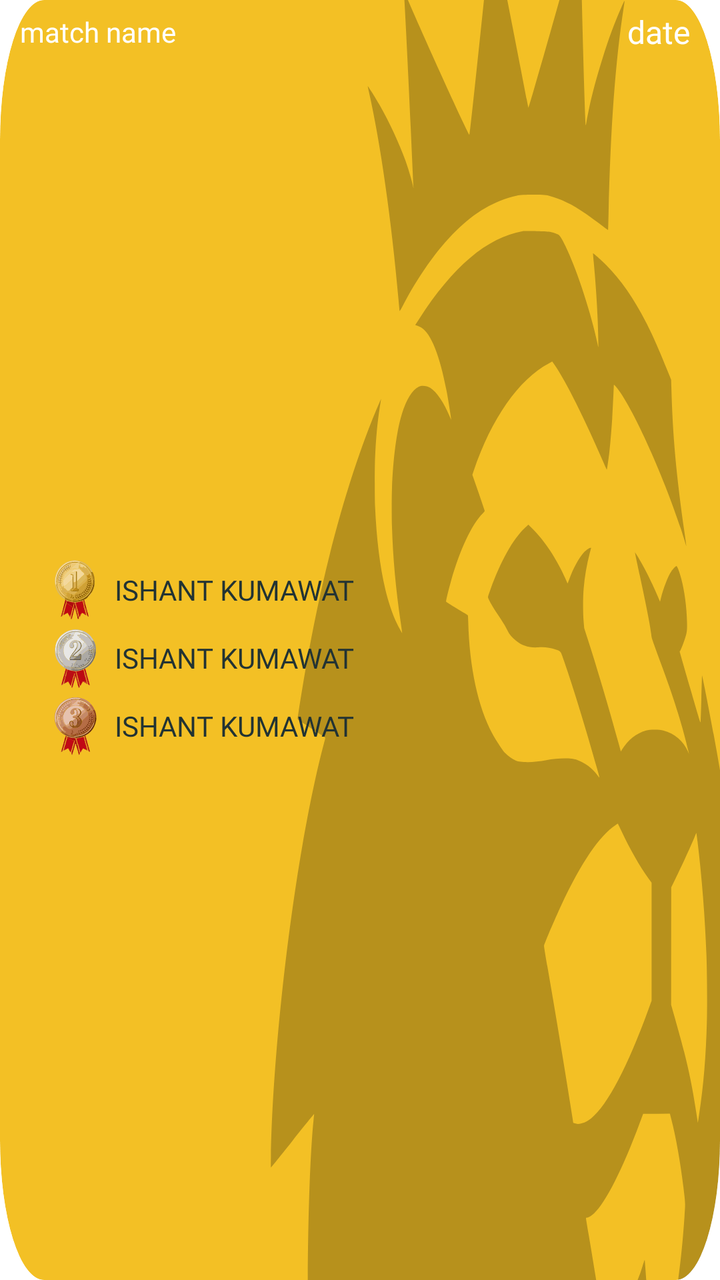
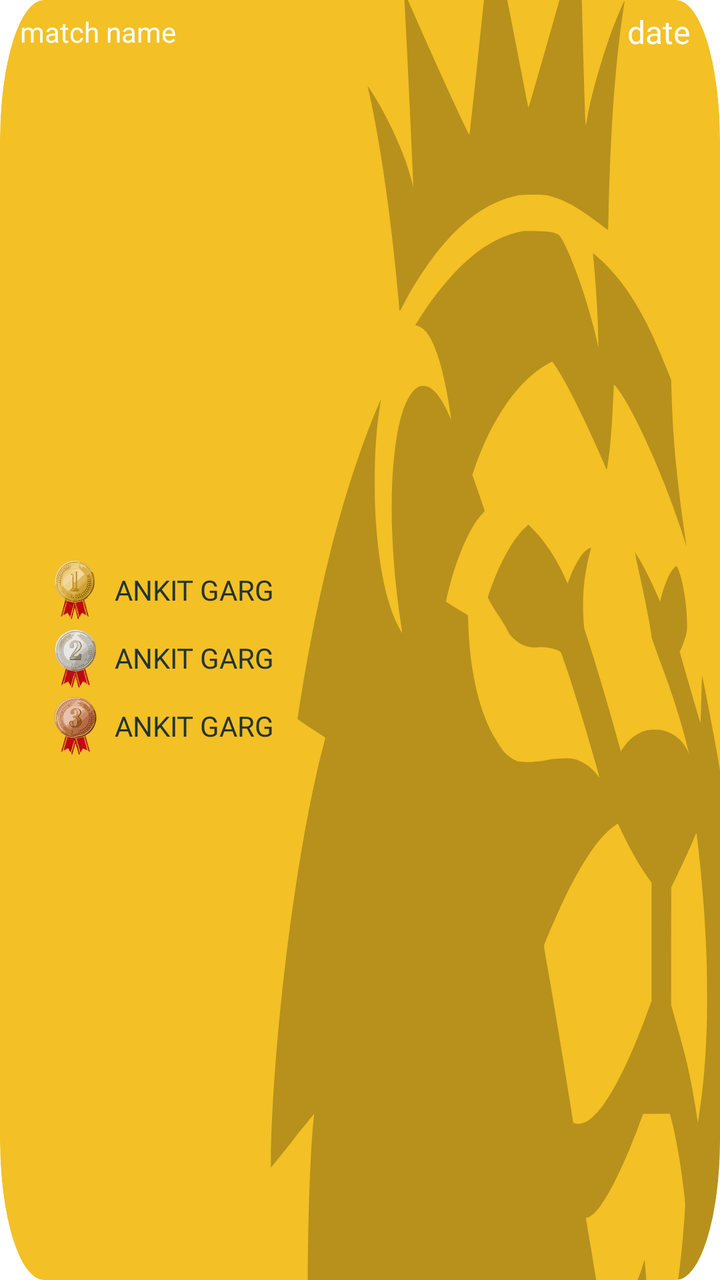

Two renders of the same Android screen: before a commit and after it. Below are the layout's source before the change and the commit's diff.
<!-- AndroidManifest.xml: application theme Theme.NavigationDrawer -->
<!-- res/layout/layout_atheletes.xml -->
<?xml version="1.0" encoding="utf-8"?>
<androidx.constraintlayout.widget.ConstraintLayout xmlns:android="http://schemas.android.com/apk/res/android"
    xmlns:app="http://schemas.android.com/apk/res-auto"
    android:layout_width="300dp"
    android:layout_height="wrap_content"
    android:layout_marginEnd="10dp"
    android:layout_marginHorizontal="5dp"
    android:background="@drawable/tiger_svg">

    <LinearLayout
        android:id="@+id/lay1"
        android:layout_width="match_parent"
        android:layout_height="wrap_content"
        android:orientation="horizontal"
        android:padding="5dp"
        android:weightSum="1"
        app:layout_constraintEnd_toEndOf="parent"
        app:layout_constraintStart_toStartOf="parent"
        app:layout_constraintTop_toTopOf="parent">

        <TextView
            android:id="@+id/matchName"
            android:layout_width="0dp"


            android:layout_height="wrap_content"
            android:layout_gravity="center_vertical"
            android:layout_weight="0.6"
            android:fontFamily="@font/poppins_bold"
            android:gravity="center_vertical|start"
            android:hint="match name"
            android:paddingHorizontal="5dp"
            android:textAllCaps="true"
            android:textColor="#333c3c"
            android:textColorHint="@color/white"
            android:textSize="14dp" />

        <TextView
            android:id="@+id/date"
            android:layout_width="0dp"
            android:layout_height="wrap_content"
            android:layout_gravity="center_vertical"
            android:layout_weight="0.4"

            android:fontFamily="@font/poppins_semibold"
            android:gravity="center_vertical|end"
            android:hint="date"
            android:paddingEnd="10dp"
            android:textColor="#333c3c"
            android:textColorHint="@color/white"
            android:textSize="16dp" />
    </LinearLayout>

        <LinearLayout
            android:layout_width="match_parent"
            android:layout_height="wrap_content"
            android:orientation="vertical"
            android:layout_marginTop="-5dp"
            android:visibility="gone"
            app:layout_constraintEnd_toEndOf="parent"
            app:layout_constraintStart_toStartOf="parent"
            app:layout_constraintTop_toBottomOf="@id/lay1">

            <TextView
                android:id="@+id/time"
                android:layout_width="match_parent"
                android:layout_height="wrap_content"
                android:fontFamily="@font/poppins_medium"
                android:gravity="center"
                android:textColor="@color/white"
                android:textColorHint="@color/white"
                android:textSize="16dp" />
        </LinearLayout>

    <LinearLayout
        app:layout_constraintBottom_toBottomOf="parent"
        android:layout_marginBottom="12dp"
        android:id="@id/layout"
        android:layout_width="match_parent"
        android:layout_height="wrap_content"
        android:layout_marginHorizontal="20dp"
        android:orientation="vertical"
        android:weightSum="3"
        app:layout_constraintEnd_toEndOf="parent"
        app:layout_constraintStart_toStartOf="parent"
        app:layout_constraintTop_toBottomOf="@id/lay1">

        <LinearLayout
            android:layout_width="match_parent"
            android:layout_height="0dp"
            android:layout_weight="1"
            android:orientation="horizontal"
            android:weightSum="1">

            <ImageView
                android:layout_width="0dp"
                android:layout_height="wrap_content"
                android:layout_gravity="center_vertical"
                android:layout_margin="2dp"
                android:layout_weight="0.1"
                android:src="@drawable/med1" />

            <TextView
                android:id="@+id/play1"
                android:layout_width="0dp"
                android:layout_height="match_parent"
                android:layout_weight="0.9"

                android:fontFamily="@font/poppins_semibold"
                android:gravity="center_vertical"
                android:padding="2dp"
                android:text="ishant kumawat"
                android:textAllCaps="true"
                android:textColor="#223333"
                android:textSize="14dp" />
        </LinearLayout>

        <LinearLayout
            android:layout_width="match_parent"
            android:layout_height="0dp"
            android:layout_weight="1"
            android:orientation="horizontal"
            android:weightSum="1">

            <ImageView
                android:layout_width="0dp"
                android:layout_height="wrap_content"
                android:layout_gravity="center_vertical"
                android:layout_weight="0.1"
                android:layout_margin="2dp"
                android:src="@drawable/med2" />

            <TextView
                android:id="@+id/play2"
                android:layout_width="0dp"
                android:layout_height="match_parent"
                android:layout_weight="0.9"
                android:drawablePadding="5dp"

                android:fontFamily="@font/poppins_semibold"
                android:gravity="center_vertical"
                android:padding="2dp"
                android:text="ishant kumawat"
                android:textAllCaps="true"
                android:textColor="#223333"
                android:textSize="14dp" />
        </LinearLayout>

        <LinearLayout
            android:layout_width="match_parent"
            android:layout_height="0dp"
            android:layout_weight="1"
            android:orientation="horizontal"
            android:layout_marginBottom="2dp"
            android:weightSum="1">

            <ImageView
                android:layout_width="0dp"
                android:layout_height="wrap_content"
                android:layout_gravity="center_vertical"
                android:layout_margin="2dp"
                android:layout_weight="0.1"
                android:src="@drawable/med3" />

            <TextView
                android:id="@+id/play3"
                android:layout_width="0dp"
                android:layout_height="match_parent"
                android:layout_weight="0.9"
                android:drawablePadding="5dp"

                android:fontFamily="@font/poppins_semibold"
                android:gravity="center_vertical"
                android:padding="2dp"
                android:text="ishant kumawat"
                android:textAllCaps="true"
                android:textColor="#223333"
                android:textSize="14dp" />
        </LinearLayout>


    </LinearLayout>
















</androidx.constraintlayout.widget.ConstraintLayout>
<!-- resources referenced by this layout -->
<resources>
  <color name="white">#FFFFFFFF</color>
  <!-- drawable med1: vector/xml drawable (drawable, 61481 chars, omitted) -->
  <!-- drawable med2: vector/xml drawable (drawable, 97928 chars, omitted) -->
  <!-- drawable med3: vector/xml drawable (drawable, 67109 chars, omitted) -->
  <!-- drawable tiger_svg: vector/xml drawable (drawable, 9448 chars, omitted) -->
  <style name="Theme.NavigationDrawer" parent="Theme.MaterialComponents.DayNight.NoActionBar">
          
          <item name="colorPrimary">#FFECA1</item>
          
      </style>
</resources>

<!-- the commit's change to res/layout/layout_atheletes.xml (unified diff, before → after) -->
@@ -109,7 +109,7 @@
                 android:fontFamily="@font/poppins_semibold"
                 android:gravity="center_vertical"
                 android:padding="2dp"
-                android:text="ishant kumawat"
+                android:text="Ankit Garg"
                 android:textAllCaps="true"
                 android:textColor="#223333"
                 android:textSize="14dp" />
@@ -140,7 +140,7 @@
                 android:fontFamily="@font/poppins_semibold"
                 android:gravity="center_vertical"
                 android:padding="2dp"
-                android:text="ishant kumawat"
+                android:text="Ankit Garg"
                 android:textAllCaps="true"
                 android:textColor="#223333"
                 android:textSize="14dp" />
@@ -172,7 +172,7 @@
                 android:fontFamily="@font/poppins_semibold"
                 android:gravity="center_vertical"
                 android:padding="2dp"
-                android:text="ishant kumawat"
+                android:text="Ankit Garg"
                 android:textAllCaps="true"
                 android:textColor="#223333"
                 android:textSize="14dp" />
